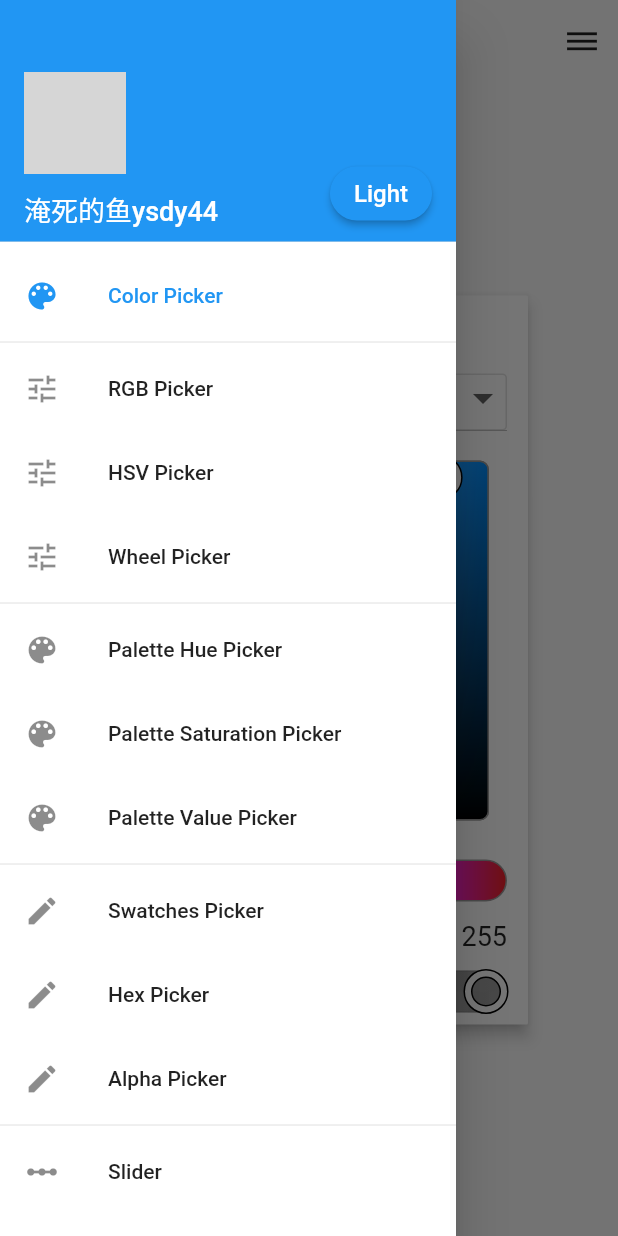
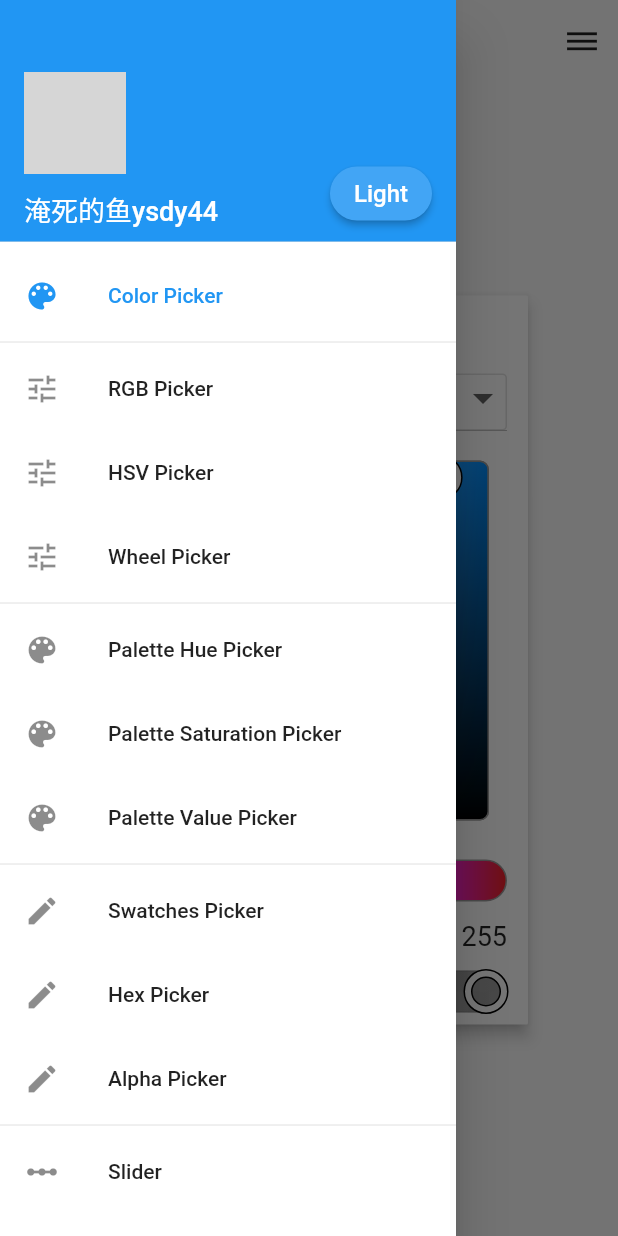
Before and after one commit to fluttercandies/flutter_hsvcolor_picker, a Flutter app: the screen it shows after launch, with the side drawer open, on a phone screen of 412 x 824 dp. Run offline on Flutter 3.47's test engine with Material 2 defaults, Android fonts, the phone set to English and light mode, and no system bars; grey boxes are pictures that could not be loaded.

Commit message:
Improve color of app bar and button (especially in dark mode)

```diff
--- a/example/lib/main_page.dart
+++ b/example/lib/main_page.dart
@@ -181,7 +181,7 @@ class _MainPageState extends State<MainPage> {
 
   Widget buildDrawerHeader() {
     return DrawerHeader(
-      decoration: BoxDecoration(color: theme.colorScheme.secondary),
+      decoration: const BoxDecoration(color: Colors.blue),
       child: Stack(
         children: <Widget>[
           // Avatar
@@ -211,7 +211,7 @@ class _MainPageState extends State<MainPage> {
             child: ElevatedButton(
               onPressed: setTheme,
               style: ElevatedButton.styleFrom(
-                primary: theme.colorScheme.secondary,
+                primary: Colors.blue.shade400,
                 shape: const StadiumBorder(),
               ),
               child: Text(
```
